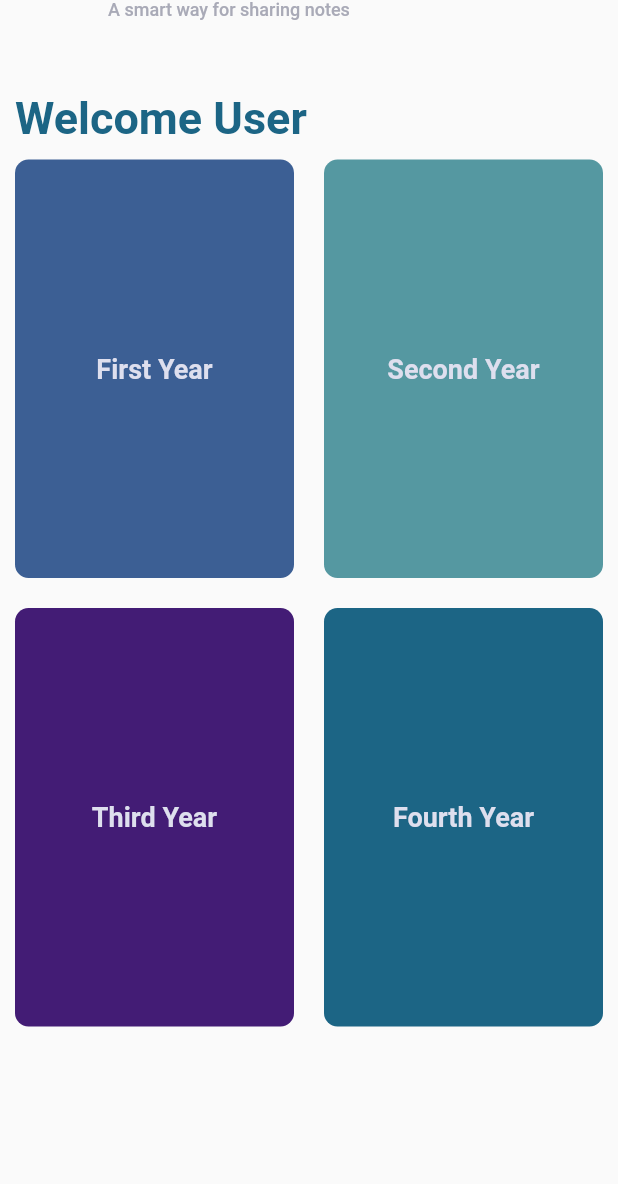
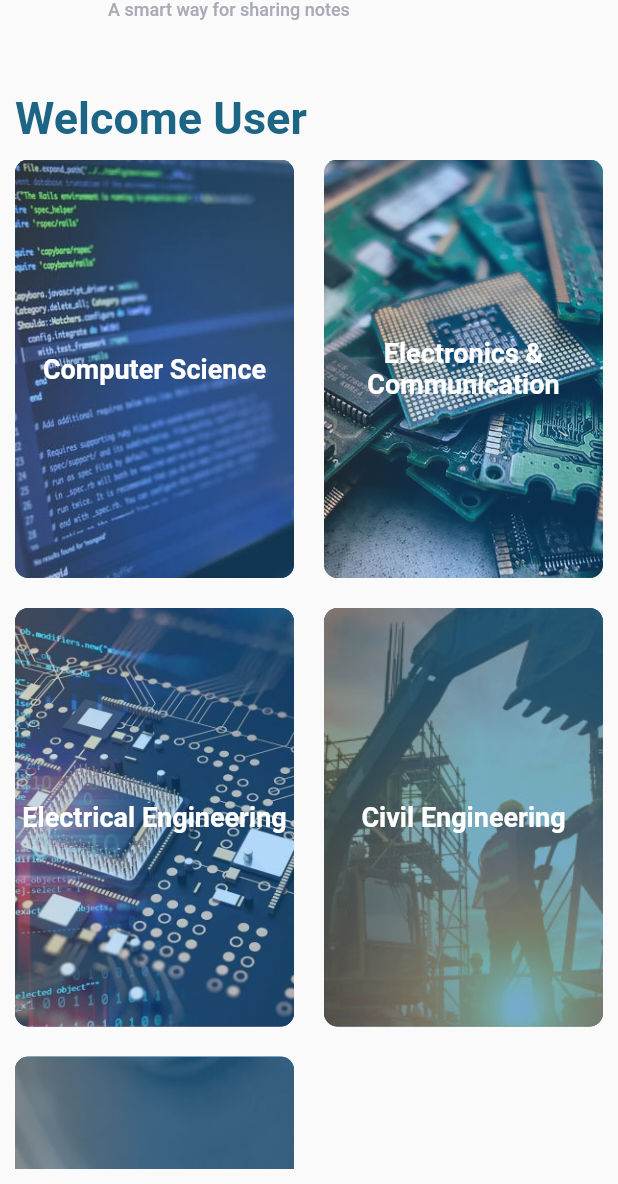
Before and after one commit to rak3n/NotesGallery-1, a Flutter app: the MyHomePage screen opened directly, on a phone screen of 412 x 824 dp, the part 52-1236 px from its top. Run offline on Flutter 3.47's test engine with Material 2 defaults, Android fonts, the phone set to English and light mode, and no system bars; our stand-ins replace file_picker, firebase_auth, firebase_core, firebase_storage, flutter_easyloading, share and 1 more; missing offline and left inert: syncfusion_flutter_pdfviewer; accounts and stored records are empty.

Commit message:
added gradient container and asset image to gridtile

```diff
--- /dev/null
+++ b/lib/models/branch_model.dart
@@ -0,0 +1,12 @@
+import 'dart:ui';
+
+class Branch {
+  late String branch;
+  late Color color;
+  late String assetsString;
+  Branch({
+    required this.branch,
+    required this.color,
+    required this.assetsString,
+  });
+}
--- a/lib/models/year.dart
+++ /dev/null
@@ -1,7 +0,0 @@
-import 'dart:ui';
-
-class Year {
-  late String yr;
-  late Color color;
-  Year({required this.yr, required this.color});
-}
--- a/lib/models/year_data.dart
+++ b/lib/models/year_data.dart
@@ -1,10 +1,31 @@
 import 'dart:ui';
 
-import 'package:notes_gallery/models/year.dart';
+import 'package:notes_gallery/models/branch_model.dart';
 
-List<Year> data = [
-  Year(yr: "First Year", color: Color.fromRGBO(60, 95, 148, 1)),
-  Year(yr: "Second Year", color: Color.fromRGBO(85, 152, 161, 1)),
-  Year(yr: "Third Year", color: Color.fromRGBO(67, 28, 117, 1)),
-  Year(yr: "Fourth Year", color: Color.fromRGBO(28, 101, 133, 1)),
+List<Branch> data = [
+  Branch(
+    branch: "Computer Science",
+    color: Color.fromRGBO(60, 95, 148, 1),
+    assetsString: "assets/cse.jpeg",
+  ),
+  Branch(
+    branch: "Electronics & Communication",
+    color: Color.fromRGBO(85, 152, 161, 1),
+    assetsString: "assets/ece.jpg",
+  ),
+  Branch(
+    branch: "Electrical Engineering",
+    color: Color.fromRGBO(67, 28, 117, 1),
+    assetsString: "assets/ee.jpg",
+  ),
+  Branch(
+    branch: "Civil Engineering",
+    color: Color.fromRGBO(28, 101, 133, 1),
+    assetsString: "assets/cv.jpg",
+  ),
+  Branch(
+    branch: "Mechanical Engineering",
+    color: Color.fromRGBO(28, 101, 133, 1),
+    assetsString: "assets/me.jpg",
+  ),
 ];
--- a/lib/widgets/box_gridView.dart
+++ b/lib/widgets/box_gridView.dart
@@ -1,6 +1,5 @@
 import 'package:flutter/material.dart';
 import 'package:notes_gallery/models/year_data.dart';
-import 'package:notes_gallery/utils/constants/routes.dart';
 import 'package:notes_gallery/widgets/year_box.dart';
 
 class BoxGridView extends StatelessWidget {
@@ -14,10 +13,15 @@ class BoxGridView extends StatelessWidget {
       children: data
           .map(
             (i) => InkWell(
-                onTap: () {
-                  Navigator.pushNamed(context, '/semester');
-                },
-                child: YearBox(yearName: i.yr, color: i.color)),
+              onTap: () {
+                Navigator.pushNamed(context, '/semester');
+              },
+              child: YearBox(
+                yearName: i.branch,
+                color: i.color,
+                assetImage: i.assetsString,
+              ),
+            ),
           )
           .toList(),
     );
--- a/lib/widgets/year_box.dart
+++ b/lib/widgets/year_box.dart
@@ -4,23 +4,55 @@ import 'package:flutter/material.dart';
 class YearBox extends StatelessWidget {
   late String yearName;
   late Color color;
-  YearBox({required this.yearName, required this.color});
+  late String assetImage;
+  YearBox({
+    required this.yearName,
+    required this.color,
+    required this.assetImage,
+  });
   @override
   Widget build(BuildContext context) {
     return Container(
       height: 182,
       width: 148,
-      decoration:
-          BoxDecoration(borderRadius: BorderRadius.circular(9), color: color),
-      child: Center(
+      decoration: BoxDecoration(
+        image: DecorationImage(
+          image: AssetImage("$assetImage"),
+          fit: BoxFit.cover,
+        ),
+        borderRadius: BorderRadius.circular(9),
+        color: color,
+      ),
+      child: Stack(
+        children: [
+          Opacity(
+            opacity: 0.3,
+            child: Container(
+              height: null,
+              width: double.infinity,
+              decoration: BoxDecoration(
+                borderRadius: BorderRadius.circular(9),
+                gradient: LinearGradient(
+                    colors: [Colors.blueGrey, Colors.blue],
+                    begin: const FractionalOffset(0.0, 0.0),
+                    end: const FractionalOffset(0.5, 0.0),
+                    stops: [0.0, 1.0],
+                    tileMode: TileMode.clamp),
+              ),
+            ),
+          ),
+          Center(
             child: Text(
               yearName,
+              textAlign: TextAlign.center,
               style: TextStyle(
                 fontWeight: FontWeight.bold,
                 fontSize: 18,
-            color: Color.fromRGBO(222, 223, 238, 1),
+                color: Colors.white,
               ),
             ),
+          ),
+        ],
       ),
     );
   }
```
Also changed, not shown: pubspec.yaml (+6 -3 lines), assets/cse.jpeg (added), assets/cv.jpg (added), assets/ece.jpg (added), assets/ee.jpg (added), assets/me.jpg (added). Lines whose indentation alone changed are shown as unchanged.
